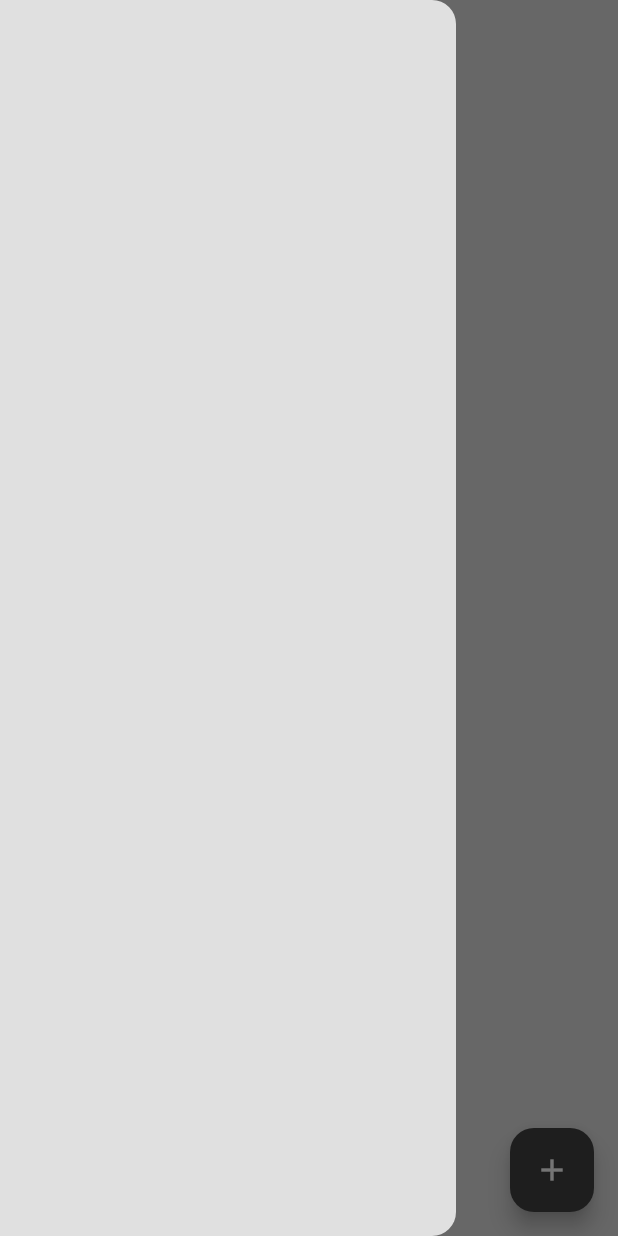
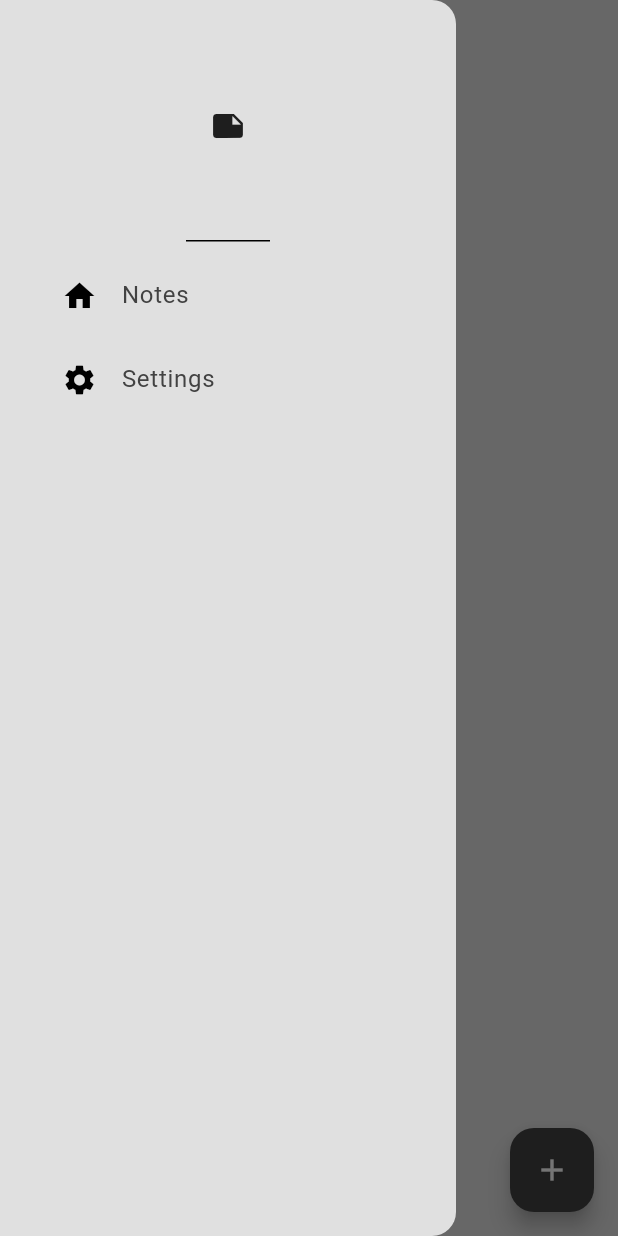
Before and after one commit to solomonchigozie/isarnoteapp, a Flutter app: the screen it shows after launch, with the side drawer open, on a phone screen of 412 x 824 dp. Run offline on Flutter 3.47's test engine with Material 3 defaults, Android fonts, the phone set to English and light mode, and no system bars; our stand-ins replace google_fonts, isar; accounts and stored records are empty; generated files the repository leaves out were written again.

Commit message:
update to drawer

```diff
--- /dev/null
+++ b/lib/components/drawer.dart
@@ -0,0 +1,38 @@
+import 'package:flutter/material.dart';
+import 'package:notesapp/components/drawer_tile.dart';
+
+class MyDrawer extends StatelessWidget {
+  const MyDrawer({super.key});
+
+  @override
+  Widget build(BuildContext context) {
+    return Drawer(
+      backgroundColor: Theme.of(context).colorScheme.surface,
+      child: Column(
+        children: [
+          //header
+          const DrawerHeader(
+            child: Icon(Icons.note)
+          ),
+
+          //notes tile
+          DrawerTile(
+            title: 'Notes',
+            leading: const Icon(Icons.home),
+            onTap: () => Navigator.pop(context)
+          ),
+
+          DrawerTile(
+            title: 'Settings',
+            leading: const Icon(Icons.settings),
+            onTap: (){
+              //
+            }
+          ),
+
+          //settings tile
+        ],
+      ),
+    );
+  }
+}
--- /dev/null
+++ b/lib/components/drawer_tile.dart
@@ -0,0 +1,30 @@
+import 'package:flutter/material.dart';
+
+class DrawerTile extends StatelessWidget {
+  final String title;
+  final Widget leading;
+  final void Function()? onTap;
+
+  const DrawerTile(
+      {super.key,
+      required this.leading,
+      required this.title,
+      required this.onTap});
+
+  @override
+  Widget build(BuildContext context) {
+    return Padding(
+      padding: const EdgeInsets.only(left: 25.0),
+      child: ListTile(
+        title: Text(
+          title,
+          style: TextStyle(
+            color: Theme.of(context).colorScheme.inversePrimary,
+          ),
+        ),
+        leading: leading,
+        onTap: onTap,
+      ),
+    );
+  }
+}
--- a/lib/pages/notes_page.dart
+++ b/lib/pages/notes_page.dart
@@ -1,5 +1,6 @@
 import 'package:flutter/material.dart';
 import 'package:google_fonts/google_fonts.dart';
+import 'package:notesapp/components/drawer.dart';
 import 'package:notesapp/models/note.dart';
 import 'package:notesapp/models/note_database.dart';
 import 'package:provider/provider.dart';
@@ -106,6 +107,7 @@ class _NotesPageState extends State<NotesPage> {
       appBar: AppBar(
         // title: const Text('Local Storage'),
         backgroundColor: Colors.transparent,
+        foregroundColor: Theme.of(context).colorScheme.inversePrimary,
         elevation: 0,
       ),
       backgroundColor: Theme.of(context).colorScheme.surface,
@@ -114,7 +116,7 @@ class _NotesPageState extends State<NotesPage> {
         backgroundColor: Theme.of(context).colorScheme.inversePrimary,
         child: const Icon(Icons.add),
       ),
-      drawer: Drawer(),
+      drawer: const MyDrawer(),
       body: Column(
         crossAxisAlignment: CrossAxisAlignment.start,
         children: [
--- /dev/null
+++ b/lib/pages/settings_page.dart
@@ -0,0 +1,10 @@
+import 'package:flutter/material.dart';
+
+class SettingsPage extends StatelessWidget {
+  const SettingsPage({super.key});
+
+  @override
+  Widget build(BuildContext context) {
+    return Scaffold();
+  }
+}
```
